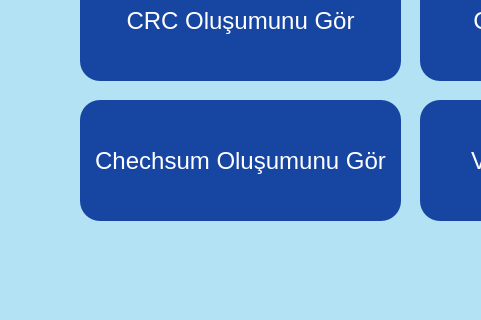
Before: the Qt Designer form vibaben/butonlar.ui in iclalerturk/data-link-layer-simulation, drawn with Qt 5; both pictures show x 90 to 571 and y 230 to 550 of the 1024 by 640 pixel window.
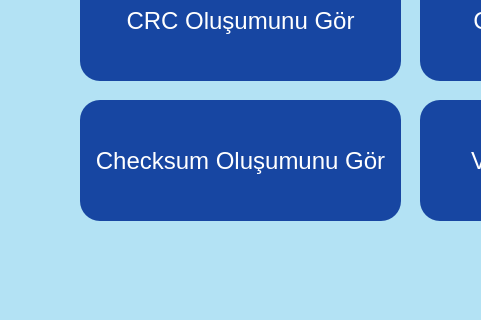
After: the same form once the commit is applied.

Patch:
```diff
--- a/vibaben/butonlar.ui
+++ b/vibaben/butonlar.ui
@@ -572,7 +572,7 @@
 </string>
    </property>
    <property name="text">
-    <string>Chechsum Oluşumunu Gör</string>
+    <string>Checksum Oluşumunu Gör</string>
    </property>
   </widget>
   <widget class="QPushButton" name="pushButton_4">
```
